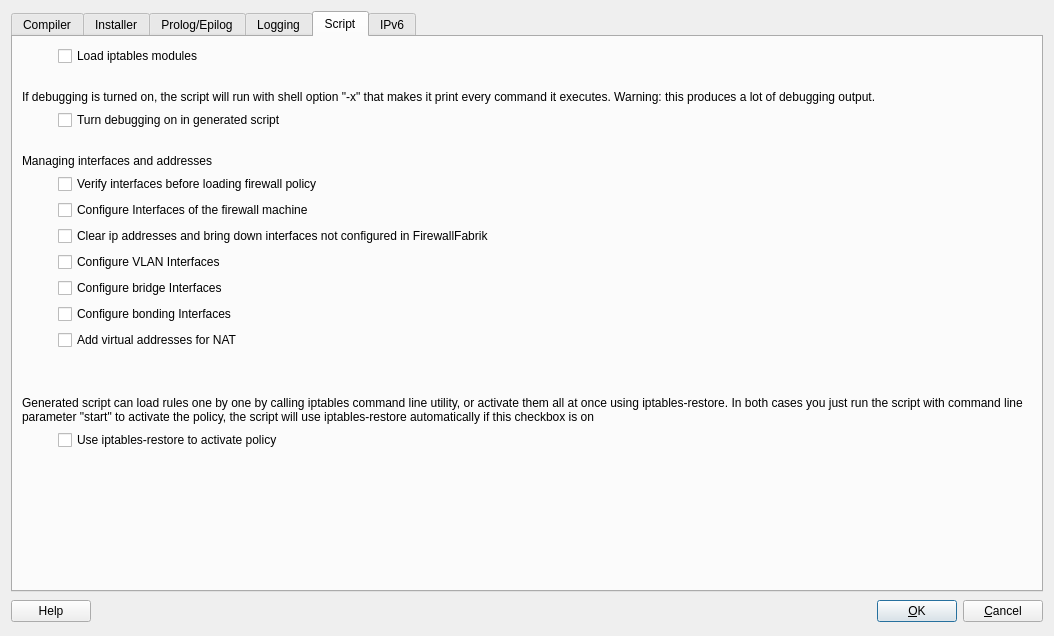
Qt form src/firewallfabrik/gui/ui/iptablessettingsdialog_q.ui (Linuxfabrik/firewallfabrik) before a commit.
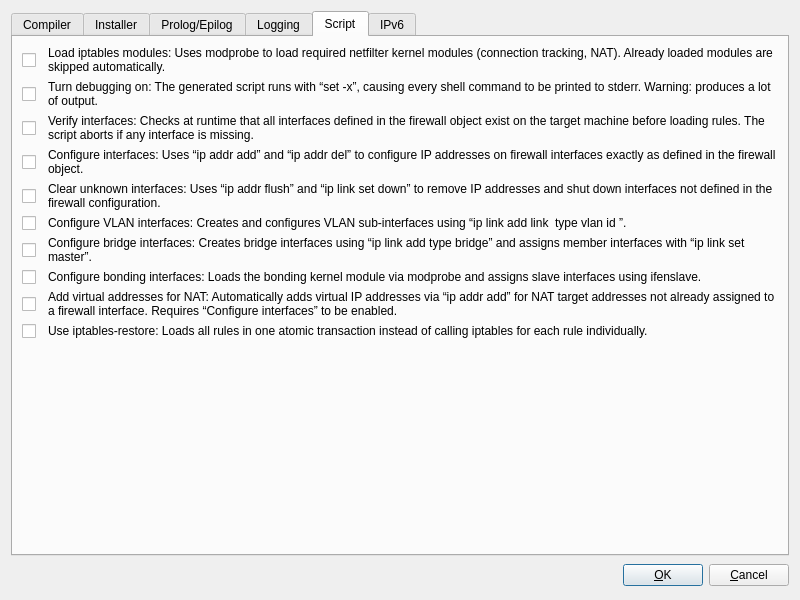
The same form after that commit. The open tabs and pages were chosen to show the change.

Commit message: feat(gui): add Installer tab, bridge support, settings dialog improvements

What changed in the file:
```diff
--- a/src/firewallfabrik/gui/ui/iptablessettingsdialog_q.ui
+++ b/src/firewallfabrik/gui/ui/iptablessettingsdialog_q.ui
@@ -12,15 +12,18 @@
    <rect>
     <x>0</x>
     <y>0</y>
-    <width>1054</width>
-    <height>636</height>
+    <width>800</width>
+    <height>600</height>
    </rect>
   </property>
-  <property name="sizePolicy">
-   <sizepolicy hsizetype="Preferred" vsizetype="Preferred">
-    <horstretch>0</horstretch>
-    <verstretch>0</verstretch>
-   </sizepolicy>
+  <property name="maximumSize">
+   <size>
+    <width>800</width>
+    <height>16777215</height>
+   </size>
+  </property>
+  <property name="styleSheet">
+   <string notr="true">QCheckBox::indicator { subcontrol-position: top left; margin-top: 4px; }</string>
   </property>
   <property name="windowTitle">
    <string>iptables: Settings</string>
@@ -31,13 +34,6 @@
   <layout class="QGridLayout" name="gridLayout_6">
    <item row="1" column="0">
     <layout class="QHBoxLayout">
-     <item>
-      <widget class="QPushButton" name="buttonHelp">
-       <property name="text">
-        <string>Help</string>
-       </property>
-      </widget>
-     </item>
      <item>
       <spacer>
        <property name="orientation">
@@ -1313,235 +1309,304 @@
       </attribute>
       <layout class="QGridLayout" name="gridLayout_4">
        <item row="0" column="0">
-        <spacer>
-         <property name="orientation">
-          <enum>Qt::Orientation::Horizontal</enum>
-         </property>
-         <property name="sizeType">
-          <enum>QSizePolicy::Policy::Fixed</enum>
-         </property>
-         <property name="sizeHint" stdset="0">
-          <size>
-           <width>30</width>
-           <height>20</height>
-          </size>
-         </property>
-        </spacer>
-       </item>
-       <item row="0" column="1">
         <widget class="QCheckBox" name="loadModules">
+         <property name="text">
+          <string />
+         </property>
          <property name="sizePolicy">
-          <sizepolicy hsizetype="MinimumExpanding" vsizetype="Fixed">
+          <sizepolicy hsizetype="Fixed" vsizetype="Fixed">
            <horstretch>0</horstretch>
            <verstretch>0</verstretch>
           </sizepolicy>
          </property>
-         <property name="text">
-          <string>Load iptables modules</string>
-         </property>
         </widget>
        </item>
-       <item row="1" column="1">
-        <spacer name="verticalSpacer_4">
-         <property name="orientation">
-          <enum>Qt::Orientation::Vertical</enum>
-         </property>
-         <property name="sizeType">
-          <enum>QSizePolicy::Policy::Fixed</enum>
-         </property>
-         <property name="sizeHint" stdset="0">
-          <size>
-           <width>556</width>
-           <height>18</height>
-          </size>
-         </property>
-        </spacer>
-       </item>
-       <item row="2" column="0" colspan="2">
-        <widget class="QLabel" name="label_6">
+       <item row="0" column="1">
+        <widget class="QLabel" name="loadModules_label">
          <property name="text">
-          <string>If debugging is turned on, the script will run with shell option &quot;-x&quot; that makes it print every command it executes. Warning: this produces a lot of debugging output.</string>
+          <string>Load iptables modules: Uses modprobe to load required netfilter kernel modules (connection tracking, NAT). Already loaded modules are skipped automatically.</string>
          </property>
          <property name="wordWrap">
           <bool>true</bool>
          </property>
+         <property name="alignment">
+          <set>Qt::AlignmentFlag::AlignLeading|Qt::AlignmentFlag::AlignLeft|Qt::AlignmentFlag::AlignTop</set>
+         </property>
+         <property name="buddy">
+          <cstring>loadModules</cstring>
+         </property>
         </widget>
        </item>
-       <item row="3" column="1">
+       <item row="1" column="0">
         <widget class="QCheckBox" name="iptDebug">
+         <property name="text">
+          <string />
+         </property>
          <property name="sizePolicy">
-          <sizepolicy hsizetype="MinimumExpanding" vsizetype="Fixed">
+          <sizepolicy hsizetype="Fixed" vsizetype="Fixed">
            <horstretch>0</horstretch>
            <verstretch>0</verstretch>
           </sizepolicy>
          </property>
-         <property name="text">
-          <string>Turn debugging on in generated script</string>
-         </property>
         </widget>
        </item>
-       <item row="4" column="1">
-        <spacer name="verticalSpacer_3">
-         <property name="orientation">
-          <enum>Qt::Orientation::Vertical</enum>
+       <item row="1" column="1">
+        <widget class="QLabel" name="iptDebug_label">
+         <property name="text">
+          <string>Turn debugging on: The generated script runs with “set -x”, causing every shell command to be printed to stderr. Warning: produces a lot of output.</string>
          </property>
-         <property name="sizeType">
-          <enum>QSizePolicy::Policy::Fixed</enum>
+         <property name="wordWrap">
+          <bool>true</bool>
          </property>
-         <property name="sizeHint" stdset="0">
-          <size>
-           <width>556</width>
-           <height>18</height>
-          </size>
+         <property name="alignment">
+          <set>Qt::AlignmentFlag::AlignLeading|Qt::AlignmentFlag::AlignLeft|Qt::AlignmentFlag::AlignTop</set>
          </property>
-        </spacer>
-       </item>
-       <item row="5" column="0" colspan="2">
-        <widget class="QLabel" name="label_3">
-         <property name="text">
-          <string>Managing interfaces and addresses</string>
+         <property name="buddy">
+          <cstring>iptDebug</cstring>
          </property>
         </widget>
        </item>
-       <item row="6" column="1">
+       <item row="2" column="0">
         <widget class="QCheckBox" name="verifyInterfaces">
+         <property name="text">
+          <string />
+         </property>
          <property name="sizePolicy">
-          <sizepolicy hsizetype="MinimumExpanding" vsizetype="Fixed">
+          <sizepolicy hsizetype="Fixed" vsizetype="Fixed">
            <horstretch>0</horstretch>
            <verstretch>0</verstretch>
           </sizepolicy>
          </property>
+        </widget>
+       </item>
+       <item row="2" column="1">
+        <widget class="QLabel" name="verifyInterfaces_label">
          <property name="text">
-          <string>Verify interfaces before loading firewall policy</string>
+          <string>Verify interfaces: Checks at runtime that all interfaces defined in the firewall object exist on the target machine before loading rules. The script aborts if any interface is missing.</string>
+         </property>
+         <property name="wordWrap">
+          <bool>true</bool>
+         </property>
+         <property name="alignment">
+          <set>Qt::AlignmentFlag::AlignLeading|Qt::AlignmentFlag::AlignLeft|Qt::AlignmentFlag::AlignTop</set>
+         </property>
+         <property name="buddy">
+          <cstring>verifyInterfaces</cstring>
          </property>
         </widget>
        </item>
-       <item row="7" column="1">
+       <item row="3" column="0">
         <widget class="QCheckBox" name="configureInterfaces">
+         <property name="text">
+          <string />
+         </property>
          <property name="sizePolicy">
-          <sizepolicy hsizetype="MinimumExpanding" vsizetype="Fixed">
+          <sizepolicy hsizetype="Fixed" vsizetype="Fixed">
            <horstretch>0</horstretch>
            <verstretch>0</verstretch>
           </sizepolicy>
          </property>
+        </widget>
+       </item>
+       <item row="3" column="1">
+        <widget class="QLabel" name="configureInterfaces_label">
          <property name="text">
-          <string>Configure Interfaces of the firewall machine</string>
+          <string>Configure interfaces: Uses “ip addr add” and “ip addr del” to configure IP addresses on firewall interfaces exactly as defined in the firewall object.</string>
+         </property>
+         <property name="wordWrap">
+          <bool>true</bool>
+         </property>
+         <property name="alignment">
+          <set>Qt::AlignmentFlag::AlignLeading|Qt::AlignmentFlag::AlignLeft|Qt::AlignmentFlag::AlignTop</set>
+         </property>
+         <property name="buddy">
+          <cstring>configureInterfaces</cstring>
          </property>
         </widget>
        </item>
-       <item row="8" column="1">
+       <item row="4" column="0">
         <widget class="QCheckBox" name="clearUnknownInterfaces">
          <property name="text">
-          <string>Clear ip addresses and bring down interfaces not configured in FirewallFabrik</string>
+          <string />
          </property>
+         <property name="sizePolicy">
+          <sizepolicy hsizetype="Fixed" vsizetype="Fixed">
+           <horstretch>0</horstretch>
+           <verstretch>0</verstretch>
+          </sizepolicy>
+         </property>
         </widget>
        </item>
-       <item row="9" column="1">
+       <item row="4" column="1">
+        <widget class="QLabel" name="clearUnknownInterfaces_label">
+         <property name="text">
+          <string>Clear unknown interfaces: Uses “ip addr flush” and “ip link set down” to remove IP addresses and shut down interfaces not defined in the firewall configuration.</string>
+         </property>
+         <property name="wordWrap">
+          <bool>true</bool>
+         </property>
+         <property name="alignment">
+          <set>Qt::AlignmentFlag::AlignLeading|Qt::AlignmentFlag::AlignLeft|Qt::AlignmentFlag::AlignTop</set>
+         </property>
+         <property name="buddy">
+          <cstring>clearUnknownInterfaces</cstring>
+         </property>
+        </widget>
+       </item>
+       <item row="5" column="0">
         <widget class="QCheckBox" name="configure_vlan_interfaces">
+         <property name="text">
+          <string />
+         </property>
          <property name="sizePolicy">
-          <sizepolicy hsizetype="MinimumExpanding" vsizetype="Fixed">
+          <sizepolicy hsizetype="Fixed" vsizetype="Fixed">
            <horstretch>0</horstretch>
            <verstretch>0</verstretch>
           </sizepolicy>
          </property>
+        </widget>
+       </item>
+       <item row="5" column="1">
+        <widget class="QLabel" name="configure_vlan_interfaces_label">
          <property name="text">
-          <string>Configure VLAN Interfaces</string>
+          <string>Configure VLAN interfaces: Creates and configures VLAN sub-interfaces using “ip link add link &lt;parent&gt; type vlan id &lt;id&gt;”.</string>
+         </property>
+         <property name="wordWrap">
+          <bool>true</bool>
+         </property>
+         <property name="alignment">
+          <set>Qt::AlignmentFlag::AlignLeading|Qt::AlignmentFlag::AlignLeft|Qt::AlignmentFlag::AlignTop</set>
+         </property>
+         <property name="buddy">
+          <cstring>configure_vlan_interfaces</cstring>
          </property>
         </widget>
        </item>
-       <item row="10" column="1">
+       <item row="6" column="0">
         <widget class="QCheckBox" name="configure_bridge_interfaces">
+         <property name="text">
+          <string />
+         </property>
          <property name="sizePolicy">
-          <sizepolicy hsizetype="MinimumExpanding" vsizetype="Fixed">
+          <sizepolicy hsizetype="Fixed" vsizetype="Fixed">
            <horstretch>0</horstretch>
            <verstretch>0</verstretch>
           </sizepolicy>
          </property>
+        </widget>
+       </item>
+       <item row="6" column="1">
+        <widget class="QLabel" name="configure_bridge_interfaces_label">
          <property name="text">
-          <string>Configure bridge Interfaces</string>
+          <string>Configure bridge interfaces: Creates bridge interfaces using “ip link add type bridge” and assigns member interfaces with “ip link set master”.</string>
+         </property>
+         <property name="wordWrap">
+          <bool>true</bool>
+         </property>
+         <property name="alignment">
+          <set>Qt::AlignmentFlag::AlignLeading|Qt::AlignmentFlag::AlignLeft|Qt::AlignmentFlag::AlignTop</set>
+         </property>
+         <property name="buddy">
+          <cstring>configure_bridge_interfaces</cstring>
          </property>
         </widget>
        </item>
-       <item row="11" column="1">
+       <item row="7" column="0">
         <widget class="QCheckBox" name="configure_bonding_interfaces">
+         <property name="text">
+          <string />
+         </property>
          <property name="sizePolicy">
-          <sizepolicy hsizetype="MinimumExpanding" vsizetype="Fixed">
+          <sizepolicy hsizetype="Fixed" vsizetype="Fixed">
            <horstretch>0</horstretch>
            <verstretch>0</verstretch>
           </sizepolicy>
          </property>
+        </widget>
+       </item>
+       <item row="7" column="1">
+        <widget class="QLabel" name="configure_bonding_interfaces_label">
          <property name="text">
-          <string>Configure bonding Interfaces</string>
+          <string>Configure bonding interfaces: Loads the bonding kernel module via modprobe and assigns slave interfaces using ifenslave.</string>
+         </property>
+         <property name="wordWrap">
+          <bool>true</bool>
+         </property>
+         <property name="alignment">
+          <set>Qt::AlignmentFlag::AlignLeading|Qt::AlignmentFlag::AlignLeft|Qt::AlignmentFlag::AlignTop</set>
+         </property>
+         <property name="buddy">
+          <cstring>configure_bonding_interfaces</cstring>
          </property>
         </widget>
        </item>
-       <item row="12" column="1">
+       <item row="8" column="0">
         <widget class="QCheckBox" name="addVirtualsforNAT">
+         <property name="text">
+          <string />
+         </property>
          <property name="sizePolicy">
-          <sizepolicy hsizetype="MinimumExpanding" vsizetype="Fixed">
+          <sizepolicy hsizetype="Fixed" vsizetype="Fixed">
            <horstretch>0</horstretch>
            <verstretch>0</verstretch>
           </sizepolicy>
          </property>
-         <property name="text">
-          <string>Add virtual addresses for NAT</string>
-         </property>
         </widget>
        </item>
-       <item row="13" column="1">
-        <spacer name="verticalSpacer_2">
-         <property name="orientation">
-          <enum>Qt::Orientation::Vertical</enum>
-         </property>
-         <property name="sizeType">
-          <enum>QSizePolicy::Policy::Fixed</enum>
-         </property>
-         <property name="sizeHint" stdset="0">
-          <size>
-           <width>556</width>
-           <height>40</height>
-          </size>
-         </property>
-        </spacer>
-       </item>
-       <item row="14" column="0" colspan="2">
-        <widget class="QLabel" name="label_5">
+       <item row="8" column="1">
+        <widget class="QLabel" name="addVirtualsforNAT_label">
          <property name="text">
-          <string>Generated script can load rules one by one by calling iptables command line utility, or activate them all at once using iptables-restore. In both cases you just run the script with command line parameter &quot;start&quot; to activate the policy, the script will use iptables-restore automatically if this checkbox is on</string>
+          <string>Add virtual addresses for NAT: Automatically adds virtual IP addresses via “ip addr add” for NAT target addresses not already assigned to a firewall interface. Requires “Configure interfaces” to be enabled.</string>
          </property>
          <property name="wordWrap">
           <bool>true</bool>
          </property>
+         <property name="alignment">
+          <set>Qt::AlignmentFlag::AlignLeading|Qt::AlignmentFlag::AlignLeft|Qt::AlignmentFlag::AlignTop</set>
+         </property>
+         <property name="buddy">
+          <cstring>addVirtualsforNAT</cstring>
+         </property>
         </widget>
        </item>
-       <item row="15" column="1">
+       <item row="9" column="0">
         <widget class="QCheckBox" name="iptablesRestoreActivation">
+         <property name="text">
+          <string />
+         </property>
          <property name="sizePolicy">
-          <sizepolicy hsizetype="MinimumExpanding" vsizetype="Fixed">
+          <sizepolicy hsizetype="Fixed" vsizetype="Fixed">
            <horstretch>0</horstretch>
            <verstretch>0</verstretch>
           </sizepolicy>
          </property>
-         <property name="toolTip">
-          <string>iptables-restore replaces firewall policy in one atomic transaction</string>
-         </property>
+        </widget>
+       </item>
+       <item row="9" column="1">
+        <widget class="QLabel" name="iptablesRestoreActivation_label">
          <property name="text">
-          <string>Use iptables-restore to activate policy</string>
+          <string>Use iptables-restore: Loads all rules in one atomic transaction instead of calling iptables for each rule individually.</string>
+         </property>
+         <property name="wordWrap">
+          <bool>true</bool>
+         </property>
+         <property name="alignment">
+          <set>Qt::AlignmentFlag::AlignLeading|Qt::AlignmentFlag::AlignLeft|Qt::AlignmentFlag::AlignTop</set>
+         </property>
+         <property name="buddy">
+          <cstring>iptablesRestoreActivation</cstring>
          </property>
         </widget>
        </item>
-       <item row="16" column="1">
-        <spacer>
+       <item row="10" column="0" colspan="2">
+        <spacer name="scriptTabSpacer">
          <property name="orientation">
           <enum>Qt::Orientation::Vertical</enum>
          </property>
-         <property name="sizeType">
-          <enum>QSizePolicy::Policy::Expanding</enum>
-         </property>
          <property name="sizeHint" stdset="0">
           <size>
            <width>20</width>
-           <height>200</height>
+           <height>40</height>
           </size>
          </property>
         </spacer>
```
Left out of the diff: 273 changed lines with no effect on the pictures. The commit also changes 19 other files.
